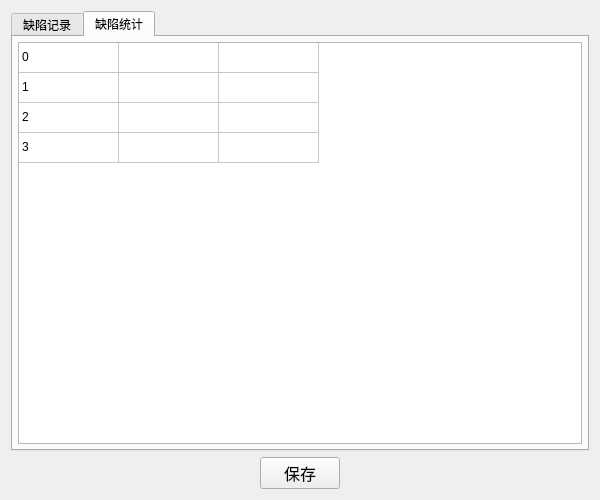
wang-jiankun/Defect-Detection, file qt/ui_defect_log.ui: the form before one commit.
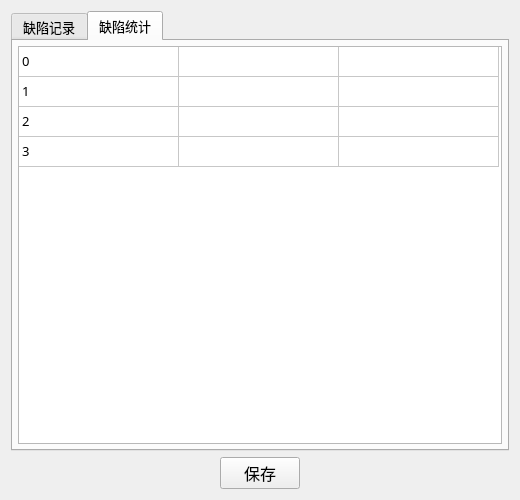
The form after the commit. The open tabs and pages were chosen to show the change.

```diff
--- a/qt/ui_defect_log.ui
+++ b/qt/ui_defect_log.ui
@@ -6,10 +6,16 @@
    <rect>
     <x>0</x>
     <y>0</y>
-    <width>600</width>
+    <width>520</width>
     <height>500</height>
    </rect>
   </property>
+  <property name="font">
+   <font>
+    <family>微软雅黑</family>
+    <pointsize>10</pointsize>
+   </font>
+  </property>
   <property name="windowTitle">
    <string>Defect Record</string>
   </property>
@@ -118,6 +124,9 @@
          <attribute name="horizontalHeaderVisible">
           <bool>false</bool>
          </attribute>
+         <attribute name="horizontalHeaderDefaultSectionSize">
+          <number>160</number>
+         </attribute>
          <attribute name="horizontalHeaderMinimumSectionSize">
           <number>25</number>
          </attribute>
```
Left out of the diff: 6 changed lines with no effect on the pictures.
